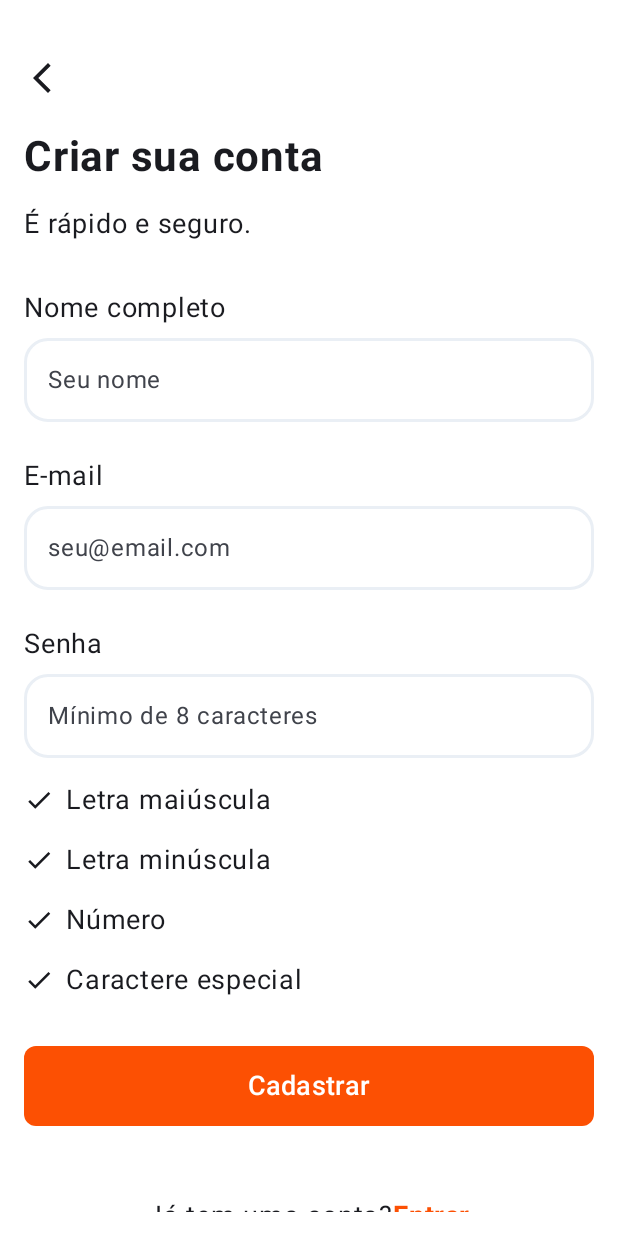
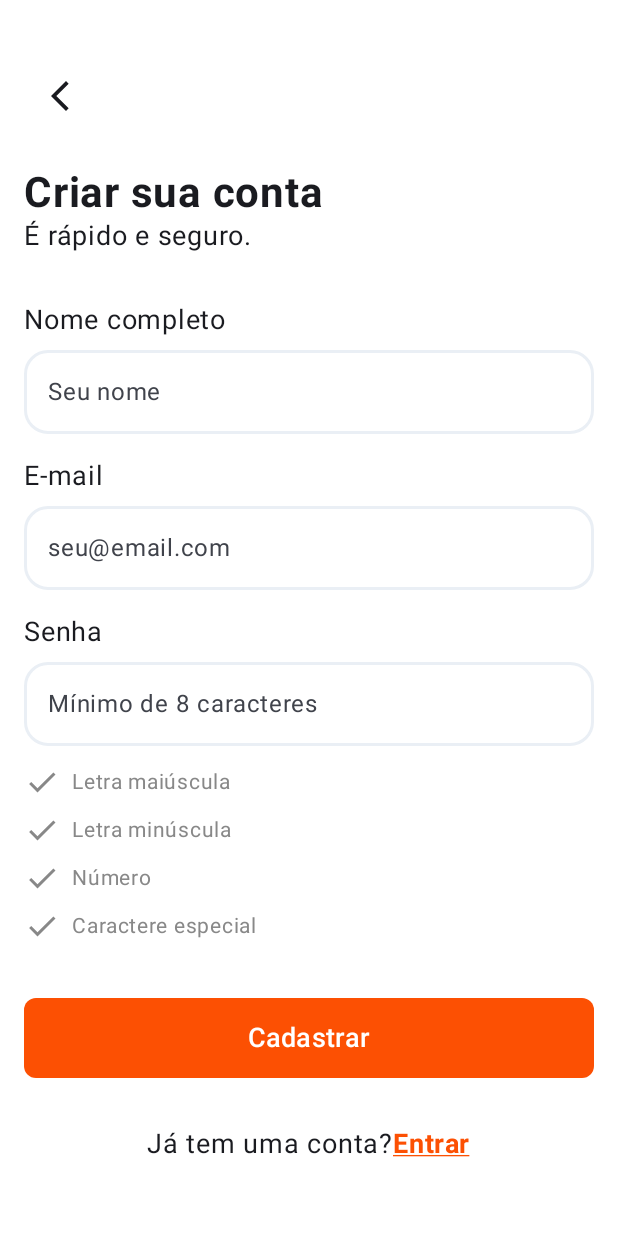
Before and after one commit to leticia0510/carteira-digital, an Android app built with Jetpack Compose: the CadastroScreen screen opened through its navigation route, on a phone screen of 412 x 824 dp. Run offline under Robolectric (Android 15) with nearby library versions, the phone set to English and light mode, and no system bars.

Commit message:
feat: implementação do cadastro na arquitetura

```diff
--- a/app/build.gradle.kts
+++ b/app/build.gradle.kts
@@ -77,6 +77,7 @@ dependencies {
     implementation(libs.androidx.navigation.compose)
 
     implementation(libs.androidx.compose.material.icons.extended)
+    implementation(libs.androidx.navigation.runtime.ktx)
 
     implementation(libs.koin.android)
     implementation(libs.koin.compose)
--- a/app/src/main/java/com/avanade/carteiradigital/di/UseCaseModule.kt
+++ b/app/src/main/java/com/avanade/carteiradigital/di/UseCaseModule.kt
@@ -1,11 +1,20 @@
 package com.avanade.carteiradigital.di
 
+import com.avanade.carteiradigital.domain.usecase.CadastroUseCase
 import com.avanade.carteiradigital.domain.usecase.LoginUseCase
-import org.koin.core.module.dsl.singleOf
 import org.koin.dsl.module
 
 val useCaseModule = module {
 
-    singleOf(::LoginUseCase)
+    factory {
+        LoginUseCase(
+            repository = get()
+        )
+    }
 
+    factory {
+        CadastroUseCase(
+            repository = get()
+        )
+    }
 }
--- a/app/src/main/java/com/avanade/carteiradigital/di/ViewModelModule.kt
+++ b/app/src/main/java/com/avanade/carteiradigital/di/ViewModelModule.kt
@@ -1,7 +1,6 @@
 package com.avanade.carteiradigital.di
 
-import androidx.lifecycle.viewmodel.compose.viewModel
-import com.avanade.carteiradigital.presentation.screens.SplashScreen
+import com.avanade.carteiradigital.presentation.viewmodel.CadastroViewModel
 import com.avanade.carteiradigital.presentation.viewmodel.LoginViewModel
 import com.avanade.carteiradigital.presentation.viewmodel.SplashViewModel
 import org.koin.core.module.dsl.viewModelOf
@@ -10,6 +9,8 @@ import org.koin.dsl.module
 val viewModelModule = module {
 
     viewModelOf(::SplashViewModel)
+
     viewModelOf(::LoginViewModel)
 
+    viewModelOf(::CadastroViewModel)
 }
--- a/app/src/main/java/com/avanade/carteiradigital/domain/repository/UsuarioRepository.kt
+++ b/app/src/main/java/com/avanade/carteiradigital/domain/repository/UsuarioRepository.kt
@@ -6,6 +6,8 @@ interface UsuarioRepository {
 
     suspend fun criarUsuario(usuario: Usuario)
 
+    suspend fun buscarUsuarioPorEmail(email: String): Usuario?
+
     suspend fun login(email: String, senha: String): Usuario?
 
     suspend fun getUsuarioPorId(id: String): Usuario?
--- /dev/null
+++ b/app/src/main/java/com/avanade/carteiradigital/domain/usecase/CadastroUseCase.kt
@@ -0,0 +1,24 @@
+package com.avanade.carteiradigital.domain.usecase
+
+import com.avanade.carteiradigital.domain.model.Usuario
+import com.avanade.carteiradigital.domain.repository.UsuarioRepository
+
+class CadastroUseCase(
+    private val repository: UsuarioRepository
+) {
+
+    suspend operator fun invoke(
+        nome: String,
+        email: String,
+        senha: String
+    ) {
+        val usuario = Usuario(
+            id = java.util.UUID.randomUUID().toString(),
+            nome = nome,
+            email = email,
+            senha = senha
+        )
+
+        repository.criarUsuario(usuario)
+    }
+}
--- a/app/src/main/java/com/avanade/carteiradigital/presentation/AppNavigation.kt
+++ b/app/src/main/java/com/avanade/carteiradigital/presentation/AppNavigation.kt
@@ -25,6 +25,7 @@ import com.avanade.carteiradigital.presentation.screens.CadastroScreen
 import com.avanade.carteiradigital.presentation.screens.ExtratoScreen
 import com.avanade.carteiradigital.presentation.screens.HomeScreen
 import com.avanade.carteiradigital.presentation.screens.LoginScreen
+import com.avanade.carteiradigital.presentation.screens.RecuperarSenhaScreen
 import com.avanade.carteiradigital.presentation.screens.SplashScreen
 import kotlinx.serialization.Serializable
 import kotlin.collections.forEach
@@ -52,6 +53,9 @@ sealed class Screen{
 
     @Serializable
     object Extrato : Screen()
+
+    @Serializable
+    object RecuperarSenha : Screen()
 
 }
 
@@ -104,7 +108,7 @@ fun AppNavigation() {
             }
 
             composable<Screen.Cadastro> {
-                CadastroScreen()
+                CadastroScreen(navController)
             }
 
             composable<Screen.Home> {
@@ -113,6 +117,10 @@ fun AppNavigation() {
 
             composable<Screen.Extrato> {
                 ExtratoScreen()
+            }
+
+            composable<Screen.RecuperarSenha> {
+                RecuperarSenhaScreen()
             }
 
         }
--- a/app/src/main/java/com/avanade/carteiradigital/presentation/intent/LoginIntent.kt
+++ b/app/src/main/java/com/avanade/carteiradigital/presentation/intent/LoginIntent.kt
@@ -1,9 +1,15 @@
 package com.avanade.carteiradigital.presentation.intent
 
 sealed interface LoginIntent {
+
     data class EmailChanged(val email: String) : LoginIntent
     data class SenhaChanged(val senha: String) : LoginIntent
+
     data object LoginClicked : LoginIntent
+
+    data object EsqueceuSenhaClicked : LoginIntent
+    data object CadastroClicked : LoginIntent
+
     data object ErrorShown : LoginIntent
     data object LoginSuccessHandled : LoginIntent
 }
--- a/app/src/main/java/com/avanade/carteiradigital/presentation/screens/CadastroScreen.kt
+++ b/app/src/main/java/com/avanade/carteiradigital/presentation/screens/CadastroScreen.kt
@@ -23,10 +23,13 @@ import androidx.compose.material.icons.filled.Check
 import androidx.compose.material3.Button
 import androidx.compose.material3.ButtonDefaults
 import androidx.compose.material3.Icon
+import androidx.compose.material3.IconButton
 import androidx.compose.material3.Text
 import androidx.compose.material3.TextField
 import androidx.compose.material3.TextFieldDefaults
 import androidx.compose.runtime.Composable
+import androidx.compose.runtime.LaunchedEffect
+import androidx.compose.runtime.getValue
 import androidx.compose.ui.Alignment
 import androidx.compose.ui.Modifier
 import androidx.compose.ui.graphics.Color
@@ -40,15 +43,60 @@ import androidx.compose.ui.text.style.TextAlign
 import androidx.compose.ui.tooling.preview.Preview
 import androidx.compose.ui.unit.dp
 import androidx.compose.ui.unit.sp
+import androidx.lifecycle.compose.collectAsStateWithLifecycle
+import androidx.navigation.NavController
+import androidx.navigation.compose.rememberNavController
 import com.avanade.carteiradigital.R
+import com.avanade.carteiradigital.Screen
 import com.avanade.carteiradigital.presentation.component.BotaoLaranja
 import com.avanade.carteiradigital.presentation.component.InputPadrao
 import com.avanade.carteiradigital.presentation.component.LinkLaranja
+import com.avanade.carteiradigital.presentation.effect.CadastroEffect
+import com.avanade.carteiradigital.presentation.intent.CadastroIntent
+import com.avanade.carteiradigital.presentation.uistate.CadastroUiState
+import com.avanade.carteiradigital.presentation.viewmodel.CadastroViewModel
 import com.avanade.carteiradigital.ui.theme.Branco
 import com.avanade.carteiradigital.ui.theme.CinzaAzulado
+import org.koin.androidx.compose.koinViewModel
 
 @Composable
-fun CadastroScreen() {
+fun CadastroScreen(
+    navController: NavController
+) {
+    val cadastroViewModel: CadastroViewModel = koinViewModel()
+
+    val uiState by cadastroViewModel.uiState.collectAsStateWithLifecycle()
+
+    LaunchedEffect(Unit) {
+
+        cadastroViewModel.effect.collect { effect ->
+
+            when (effect) {
+
+                CadastroEffect.NavigateToLogin -> {
+                    navController.navigate(Screen.Login) {
+                        popUpTo(Screen.Cadastro) {
+                            inclusive = true
+                        }
+                        launchSingleTop = true
+                    }
+                }
+
+                CadastroEffect.NavigateBack -> {
+                    navController.popBackStack()
+                }
+
+                CadastroEffect.CadastroSuccess -> {
+                    navController.navigate(Screen.Login) {
+                        popUpTo(Screen.Cadastro) {
+                            inclusive = true
+                        }
+                        launchSingleTop = true
+                    }
+                }
+            }
+        }
+    }
     LazyColumn(
         modifier = Modifier
             .fillMaxSize()
@@ -56,137 +104,232 @@ fun CadastroScreen() {
             .padding(dimensionResource(id = R.dimen.spacing_medium))
     ) {
         item {
-            Spacer(modifier = Modifier.height(dimensionResource(id = R.dimen.spacing_large)))
-            CabecalhoCadastro()
+            Spacer(
+                modifier = Modifier.height(
+                    dimensionResource(id = R.dimen.spacing_large)
+                )
+            )
+
+            CabecalhoCadastro(
+                onVoltarClick = {
+                    cadastroViewModel.onIntent(
+                        CadastroIntent.VoltarClicked
+                    )
                 }
+            )
+        }
+
         item {
-            Spacer(modifier = Modifier.height(dimensionResource(id = R.dimen.spacing_extra_large)))
-            CadastroUsuario()
-            Spacer(modifier = Modifier.height(dimensionResource(id = R.dimen.spacing_medium)))
+            Spacer(
+                modifier = Modifier.height(
+                    dimensionResource(id = R.dimen.spacing_extra_large)
+                )
+            )
+
+            CadastroUsuario(
+                uiState = uiState,
+                onIntent = cadastroViewModel::onIntent
+            )
         }
+
         item {
-            Spacer(modifier = Modifier.height(dimensionResource(id = R.dimen.spacing_extra_large)))
-            LinkParaLogin()
+            Spacer(
+                modifier = Modifier.height(
+                    dimensionResource(id = R.dimen.spacing_extra_large)
+                )
+            )
+
+            LinkParaLogin(
+                onLoginClick = {
+                    cadastroViewModel.onIntent(
+                        CadastroIntent.LoginClicked
+                    )
+                }
+            )
         }
     }
 }
 
 
 @Composable
-fun CabecalhoCadastro() {
-    Column() {
+fun CabecalhoCadastro(
+    onVoltarClick: () -> Unit
+) {
+    Column {
+
+        IconButton(
+            onClick = onVoltarClick
+        ) {
             Icon(
                 imageVector = Icons.Default.ArrowBackIosNew,
-            contentDescription = "Voltar",
+                contentDescription = "Voltar"
             )
-        Spacer(modifier = Modifier.height(dimensionResource(id = R.dimen.spacing_large)))
+        }
+
+        Spacer(
+            modifier = Modifier.height(
+                dimensionResource(id = R.dimen.spacing_large)
+            )
+        )
+
         Text(
-            text = stringResource(id = R.string.criar_sua_conta),
+            text = stringResource(R.string.criar_sua_conta),
             fontWeight = FontWeight.Bold,
-            fontSize = dimensionResource(id = R.dimen.text_size_3x_large).value.sp,
-            modifier = Modifier.padding(bottom = dimensionResource(id = R.dimen.spacing_medium))
+            fontSize = dimensionResource(
+                id = R.dimen.text_size_3x_large
+            ).value.sp
         )
+
         Text(
-            text = stringResource(id = R.string.e_rapido),
-            fontSize = dimensionResource(id = R.dimen.text_size_large).value.sp
+            text = stringResource(R.string.e_rapido),
+            fontSize = dimensionResource(
+                id = R.dimen.text_size_large
+            ).value.sp
         )
     }
 }
 
 @Composable
-fun CadastroUsuario() {
+fun CadastroUsuario(
+    uiState: CadastroUiState,
+    onIntent: (CadastroIntent) -> Unit
+) {
+
     InputPadrao(
-        label = stringResource(id = R.string.nome_completo),
+        label = stringResource(R.string.nome_completo),
         modifier = Modifier,
-        placeholder = stringResource(id = R.string.seu_nome),
-        texto = "",
-        onValueChange = {}
+        placeholder = stringResource(R.string.seu_nome),
+        texto = uiState.nome,
+        onValueChange = {
+            onIntent(CadastroIntent.NomeChanged(it))
+        }
     )
-    Spacer(modifier = Modifier.height(dimensionResource(id = R.dimen.spacing_large)))
+
+    Spacer(modifier = Modifier.height(16.dp))
+
     InputPadrao(
-        label = stringResource(id = R.string.email),
+        label = stringResource(R.string.email),
         modifier = Modifier,
-        placeholder = stringResource(id = R.string.seu_email),
-        texto = "",
-        onValueChange = {}
+        placeholder = stringResource(R.string.seu_email),
+        texto = uiState.email,
+        onValueChange = {
+            onIntent(CadastroIntent.EmailChanged(it))
+        }
     )
-    Spacer(modifier = Modifier.height(dimensionResource(id = R.dimen.spacing_large)))
+
+    Spacer(modifier = Modifier.height(16.dp))
+
     InputPadrao(
-        label = stringResource(id = R.string.senha),
+        label = stringResource(R.string.senha),
         modifier = Modifier,
-        placeholder = stringResource(id = R.string.minimo_8_caracteres),
-        texto = "",
-        onValueChange = {}
+        placeholder = stringResource(R.string.minimo_8_caracteres),
+        texto = uiState.senha,
+        onValueChange = {
+            onIntent(CadastroIntent.SenhaChanged(it))
+        }
     )
-    Spacer(modifier = Modifier.height(dimensionResource(id = R.dimen.spacing_small)))
-    Box(){
-        Column() {
+
+    Spacer(modifier = Modifier.height(8.dp))
+
+    Column {
+
         CheckSenha(
-                texto = stringResource(id = R.string.letra_maiuscula)
+            texto = stringResource(R.string.letra_maiuscula),
+            valido = uiState.senhaTemMaiuscula
         )
+
         CheckSenha(
-                texto = stringResource(id = R.string.letra_minuscula)
+            texto = stringResource(R.string.letra_minuscula),
+            valido = uiState.senhaTemMinuscula
         )
+
         CheckSenha(
-                texto = stringResource(id = R.string.numero)
+            texto = stringResource(R.string.numero),
+            valido = uiState.senhaTemNumero
         )
+
         CheckSenha(
-                texto = stringResource(id = R.string.caractere_especial)
+            texto = stringResource(R.string.caractere_especial),
+            valido = uiState.senhaTemCaractereEspecial
         )
     }
+
+    uiState.erro?.let {
+        Text(
+            text = it,
+            color = Color.Red,
+            modifier = Modifier.padding(vertical = 8.dp)
+        )
     }
-    Spacer(modifier = Modifier.height(dimensionResource(id = R.dimen.spacing_small)))
+
+    Spacer(modifier = Modifier.height(16.dp))
+
     BotaoLaranja(
-        onClick = { /* Ação ao clicar no botão */ },
+        onClick = {
+            onIntent(CadastroIntent.CadastroClicked)
+        },
         modifier = Modifier,
-        text = stringResource(id = R.string.cadastrar)
+        text = if (uiState.isLoading) {
+            "Cadastrando..."
+        } else {
+            stringResource(R.string.cadastrar)
+        }
     )
 }
 
 @Composable
 fun CheckSenha(
-    texto: String
-){
+    texto: String,
+    valido: Boolean
+) {
     Row(
         verticalAlignment = Alignment.CenterVertically,
-        modifier = Modifier
-            .padding(vertical = dimensionResource(id = R.dimen.spacing_small))
+        modifier = Modifier.padding(vertical = 4.dp)
     ) {
+
         Icon(
             imageVector = Icons.Default.Check,
-            contentDescription = "Confirmar",
-            modifier = Modifier
-                .size(dimensionResource(R.dimen.icon_size_medium))
+            contentDescription = null,
+            tint = if (valido) Color(0xFF008000) else Color.Gray,
+            modifier = Modifier.size(24.dp)
         )
+
         Text(
             text = texto,
-            fontSize = dimensionResource(id = R.dimen.text_size_large).value.sp,
-            modifier = Modifier
-                .padding(start = dimensionResource(id = R.dimen.spacing_small)),
+            fontSize = 14.sp,
+            modifier = Modifier.padding(start = 8.dp),
+            color = if (valido) Color(0xFF008000) else Color.Gray
         )
     }
 }
 
 @Composable
-fun LinkParaLogin() {
+fun LinkParaLogin(
+    onLoginClick: () -> Unit
+) {
     Row(
         horizontalArrangement = Arrangement.Center,
         verticalAlignment = Alignment.CenterVertically,
         modifier = Modifier.fillMaxWidth()
     ) {
+
         Text(
-            text = stringResource(id = R.string.ja_tem_uma_conta),
-            fontSize = dimensionResource(id = R.dimen.text_size_large).value.sp
+            text = stringResource(R.string.ja_tem_uma_conta),
+            fontSize = dimensionResource(
+                id = R.dimen.text_size_large
+            ).value.sp
         )
+
         LinkLaranja(
-            onClick = { /* Ação ao clicar no link */ },
+            onClick = onLoginClick,
             modifier = Modifier,
-            text = stringResource(id = R.string.entrar)
+            text = stringResource(R.string.entrar)
         )
     }
 }
+
 @Preview
 @Composable
 fun CadastroScreenPreview() {
-    CadastroScreen()
+    CadastroScreen(rememberNavController())
 }
--- /dev/null
+++ b/app/src/main/java/com/avanade/carteiradigital/presentation/uistate/CadastroUiState.kt
@@ -0,0 +1,17 @@
+package com.avanade.carteiradigital.presentation.uistate
+
+data class CadastroUiState(
+
+    val nome: String = "",
+    val email: String = "",
+    val senha: String = "",
+    val isLoading: Boolean = false,
+    val cadastroSucesso: Boolean = false,
+    val erro: String? = null,
+    val senhaTemMaiuscula: Boolean = false,
+    val senhaTemMinuscula: Boolean = false,
+    val senhaTemNumero: Boolean = false,
+    val senhaTemCaractereEspecial: Boolean = false,
+    val senhaValida: Boolean = false
+
+)
--- a/gradle/libs.versions.toml
+++ b/gradle/libs.versions.toml
@@ -19,6 +19,7 @@ kotlinSerialization = "1.7.3" #2.0.21
 navigationCompose = "2.10.1"
 runtime = "1.12.1"
 uiText = "1.12.1"
+navigationRuntimeKtx = "2.10.2"
 
 [libraries]
 androidx-core-ktx = { group = "androidx.core", name = "core-ktx", version.ref = "coreKtx" }
@@ -51,6 +52,7 @@ androidx-room-runtime = { group = "androidx.room", name = "room-runtime", versio
 androidx-room-ktx = { group = "androidx.room", name = "room-ktx", version.ref = "room" }
 androidx-room-compiler = { group = "androidx.room", name = "room-compiler", version.ref = "room" }
 androidx-room-paging = { group = "androidx.room", name = "room-paging", version.ref = "room" }
+androidx-navigation-runtime-ktx = { group = "androidx.navigation", name = "navigation-runtime-ktx", version.ref = "navigationRuntimeKtx" }
 
 [plugins]
 android-application = { id = "com.android.application", version.ref = "agp" }
```
Also changed, not shown: app/src/main/java/com/avanade/carteiradigital/data/local/dao/UsuarioDao.kt (+7 -5 lines), app/src/main/java/com/avanade/carteiradigital/data/repository/UsuarioRepositoryImpl.kt (+13 -0 lines), app/src/main/java/com/avanade/carteiradigital/presentation/intent/CadastroEffect.kt (added, +9 -0 lines), app/src/main/java/com/avanade/carteiradigital/presentation/intent/CadastroIntent.kt (added, +13 -0 lines), app/src/main/java/com/avanade/carteiradigital/presentation/intent/LoginEffect.kt (added, +9 -0 lines), app/src/main/java/com/avanade/carteiradigital/presentation/screens/LoginScreen.kt (+40 -5 lines), app/src/main/java/com/avanade/carteiradigital/presentation/viewmodel/CadastroViewModel.kt (added, +182 -0 lines), app/src/main/java/com/avanade/carteiradigital/presentation/viewmodel/LoginViewModel.kt (+29 -22 lines). Lines whose indentation alone changed are shown as unchanged.
